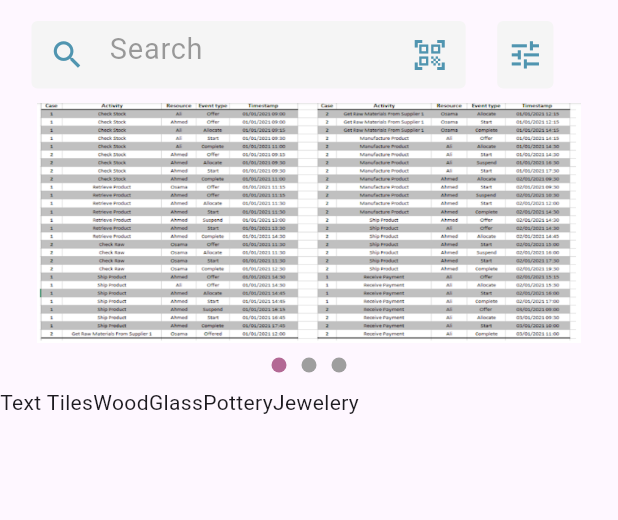
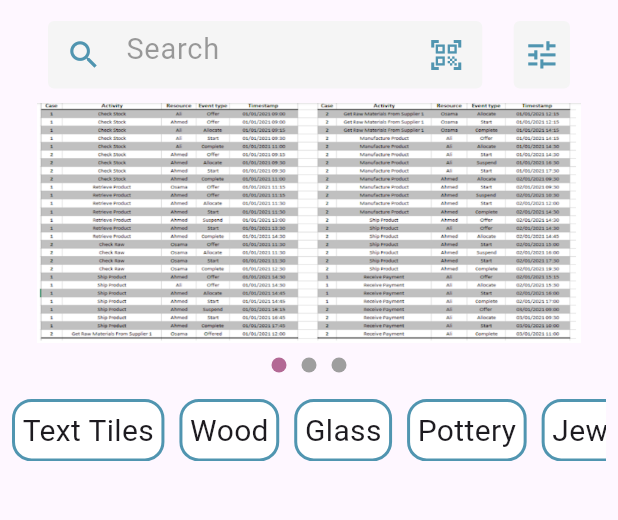
Before and after one commit to alaa-hossam/GP_frontend, a Flutter app: the Home screen opened by its route, on a phone screen of 412 x 824 dp, the part 63-583 px from its top. Run offline on Flutter 3.47's test engine with Material 3 defaults, Android fonts, the phone set to English and light mode, and no system bars; our stand-ins replace device_info_plus, device_preview.

Commit message:
CustomizeCategory

```diff
--- a/lib/views/Home.dart
+++ b/lib/views/Home.dart
@@ -8,10 +8,11 @@ import 'package:gp_frontend/views/ProfileView.dart';
 import 'package:provider/provider.dart';
 import '../widgets/Dimensions.dart';
 import '../widgets/customizeTextFormField.dart';
+import '../widgets/customizeCategory.dart';
 
 class Home extends StatefulWidget {
   static String id = "homeScreen";
-  const Home({super.key});
+  Home({super.key});
 
   @override
   State<Home> createState() => _HomeState();
@@ -20,6 +21,7 @@ class Home extends StatefulWidget {
 class _HomeState extends State<Home> {
   TextEditingController search = TextEditingController();
   TextEditingController filter = TextEditingController();
+  int selectedIndex = -1;
 
   @override
   Widget build(BuildContext context) {
@@ -56,11 +58,8 @@ class _HomeState extends State<Home> {
       ),
       body: ListView(
         children: [
-          Padding(
-            padding: EdgeInsets.only(
-              left: 20 * SizeConfig.horizontalBlock,
-            ),
-            child: Row(
+          Row(
+            mainAxisAlignment: MainAxisAlignment.center,
             children: [
               MyTextFormField(
                 controller: search,
@@ -84,7 +83,6 @@ class _HomeState extends State<Home> {
                 height: 45,
               )
             ],
-            ),
           ),
           SizedBox(
             height: 10 * SizeConfig.verticalBlock,
@@ -135,22 +133,44 @@ class _HomeState extends State<Home> {
                 return Center(child: CircularProgressIndicator());
               }
               // return Text('${categoryProvider.categories.length}');
-              return
-                Container(
+              return Padding(
+                padding: const EdgeInsets.all(8.0),
+                child: Container(
+
                   width: SizeConfig.horizontalBlock,
                   height: 43 * SizeConfig.verticalBlock,
                   child: ListView.builder(
                     scrollDirection: Axis.horizontal,
                     itemCount: categoryProvider.categories.length, // Number of items
                     itemBuilder: (context, index) {
+                      bool isSelected = index == selectedIndex;
                       var category = categoryProvider.categories[index];
-                      return Container(
-                        child: Text(category),
+                      return GestureDetector(
+                        onTap: () {
+                          setState(() {
+                            selectedIndex = index; // Update the selected index
+                          });
+                        },
+                        child: Row(
+                          children: [
+                            Customizecategory("${category}", isSelected)
+                          ],
+                        )
                       );
+                      // if (index == 0) {
+                      //   return Row(
+                      //     children: [
+                      //       Customizecategory("All"),
+                      //       Customizecategory("${category}")
+                      //     ],
+                      //   );
+                      // } else {
+                      //   return Customizecategory("${category}");
+                      // }
                     },
                   ),
+                ),
               );
-
             },
           ),
         ],
--- a/lib/widgets/customizeCategory.dart
+++ b/lib/widgets/customizeCategory.dart
@@ -0,0 +1,24 @@
+import 'package:flutter/cupertino.dart';
+import 'package:gp_frontend/widgets/Dimensions.dart';
+
+class Customizecategory extends StatelessWidget {
+  String title;
+  bool Selected;
+  Customizecategory(this.title , this.Selected);
+
+
+  @override
+  Widget build(BuildContext context) {
+    return Container(
+      margin: EdgeInsets.only(right: 10),
+      padding: EdgeInsets.all(5),
+      decoration: BoxDecoration(
+          color: Selected ?  SizeConfig.iconColor : Color(0xFFFFFFFF),
+        borderRadius: BorderRadius.all(Radius.circular(13)),
+            border: Border.all(width: 2, color: SizeConfig.iconColor)
+      ),
+
+      child: Text("${title}" ,style: TextStyle(fontSize: 20),),
+    );
+  }
+}
```
Lines whose indentation alone changed are shown as unchanged.
